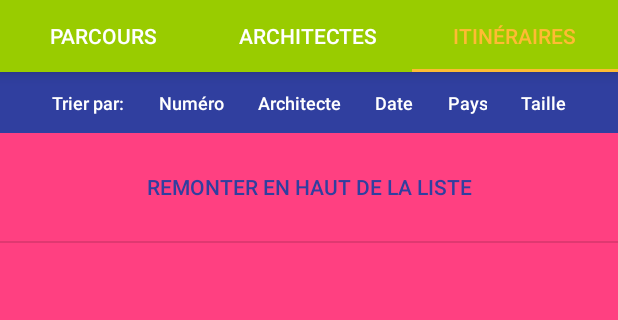
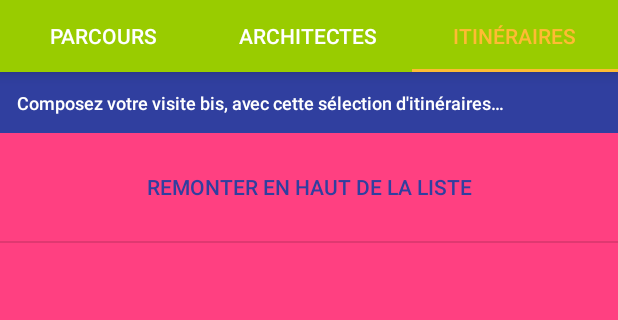
Before and after one commit to hberenger/globes, an Android app: the screen it shows after launch (HomeActivity), tab 3 chosen, on a phone screen of 412 x 824 dp, the part 84-404 px from its top. Run offline under Robolectric (Android 15) with nearby library versions, the phone set to English and light mode, and no system bars; our stand-ins replace ButterKnife; libraries missing offline, so code that uses them is left out: at.grabner.circleprogress, junit.framework; 11 statements that could not run were skipped.

Commit message:
Custom layout for the Routes fragment, with simplified header

```diff
--- a/app/src/main/java/com/bureau/nocomment/globes/fragment/RoutesFragment.java
+++ b/app/src/main/java/com/bureau/nocomment/globes/fragment/RoutesFragment.java
@@ -8,7 +8,6 @@ import android.view.LayoutInflater;
 import android.view.View;
 import android.view.ViewGroup;
 import android.widget.AdapterView;
-import android.widget.Button;
 import android.widget.ListView;
 
 import com.bureau.nocomment.globes.R;
@@ -33,22 +32,16 @@ public class RoutesFragment extends BaseFragment implements AdapterView.OnItemCl
         void onProjectSelected(Project p);
     }
 
-    @Bind(R.id.architects_list) ListView          mArchitectsList;
-    private                     ArchitectsAdapter mArchitectsAdapter;
-
-    @Bind(R.id.sort_by_name)    Button     mSortByName;
-    @Bind(R.id.sort_by_date)    Button     mSortByDate;
-    @Bind(R.id.sort_by_size)    Button     mSortBySize;
-    @Bind(R.id.sort_by_index)   Button     mSortByNumber;
-    @Bind(R.id.sort_by_country) Button     mSortByCountry;
+    @Bind(R.id.routes_list) ListView          mRouteList;
+    private                 ArchitectsAdapter mArchitectsAdapter;
 
     private ProjectSelectedObserver mProjectSelectedObserver;
 
     @Nullable
     @Override
     public View onCreateView(LayoutInflater inflater, @Nullable ViewGroup container, @Nullable Bundle savedInstanceState) {
-        final ViewGroup rootView = (ViewGroup)inflater.inflate(R.layout.fragment_architects, container, false);
-        ListView listView = (ListView) rootView.findViewById(R.id.architects_list);
+        final ViewGroup rootView = (ViewGroup)inflater.inflate(R.layout.fragment_routes, container, false);
+        ListView listView = (ListView) rootView.findViewById(R.id.routes_list);
 
         View footer = LayoutInflater.from(getContext()).inflate(R.layout.view_list_go_top_footer, listView, false);
         listView.addFooterView(footer);
@@ -107,35 +100,6 @@ public class RoutesFragment extends BaseFragment implements AdapterView.OnItemCl
         }
     }
 
-    @OnClick(R.id.sort_by_name)
-    void onSortByName() {
-        updateSortDirection(R.id.sort_by_name);
-        mArchitectsAdapter.sort(mArchitectsAdapter.getNameComparator(mInverseSort));
-    }
-
-    @OnClick(R.id.sort_by_size)
-    void onSortBySize() {
-        updateSortDirection(R.id.sort_by_size);
-        mArchitectsAdapter.sort(mArchitectsAdapter.getSizeComparator(mInverseSort));
-    }
-
-    @OnClick(R.id.sort_by_country)
-    void onSortByCountry() {
-        updateSortDirection(R.id.sort_by_country);
-        mArchitectsAdapter.sort(mArchitectsAdapter.getCountryComparator(mInverseSort));
-    }
-
-    @OnClick(R.id.sort_by_index)
-    void onSortByNumber() {
-        updateSortDirection(R.id.sort_by_index);
-        mArchitectsAdapter.sort(mArchitectsAdapter.getNumberComparator(mInverseSort));
-    }
-
-    @OnClick(R.id.sort_by_date)
-    void onSortByDate() {
-        updateSortDirection(R.id.sort_by_date);
-        mArchitectsAdapter.sort(mArchitectsAdapter.getDateComparator(mInverseSort));
-    }
 
     private void updateSortDirection(int tappedFieldId) {
         if (mLastSortField == tappedFieldId) {
@@ -147,6 +111,6 @@ public class RoutesFragment extends BaseFragment implements AdapterView.OnItemCl
     }
 
     private void goTop() {
-        mArchitectsList.smoothScrollToPositionFromTop(0, 0);
+        mRouteList.smoothScrollToPositionFromTop(0, 0);
     }
 }
--- /dev/null
+++ b/app/src/main/res/layout/fragment_routes.xml
@@ -0,0 +1,40 @@
+<?xml version="1.0" encoding="utf-8"?>
+<android.support.constraint.ConstraintLayout
+    xmlns:android="http://schemas.android.com/apk/res/android"
+    xmlns:app="http://schemas.android.com/apk/res-auto"
+    xmlns:tools="http://schemas.android.com/tools"
+    android:layout_width="match_parent"
+    android:layout_height="match_parent">
+
+    <LinearLayout
+        android:id="@+id/list_header"
+        android:orientation="horizontal"
+        android:layout_width="0dp"
+        android:layout_height="wrap_content"
+        app:layout_constraintTop_toTopOf="parent"
+        app:layout_constraintLeft_toLeftOf="parent"
+        app:layout_constraintRight_toRightOf="parent"
+        android:background="@color/colorPrimaryDark"
+        android:gravity="left">
+
+        <TextView
+            android:layout_width="wrap_content"
+            android:layout_height="match_parent"
+            android:text="@string/routes_header"
+            android:enabled="false"
+            android:gravity="left"
+            style="@style/SortLabels"/>
+
+    </LinearLayout>
+
+    <ListView
+        android:id="@+id/routes_list"
+        android:layout_width="0dp"
+        android:layout_height="0dp"
+        app:layout_constraintLeft_toLeftOf="parent"
+        app:layout_constraintRight_toRightOf="parent"
+        app:layout_constraintBottom_toBottomOf="parent"
+        app:layout_constraintTop_toBottomOf="@+id/list_header"
+        android:dividerHeight="1dp" />
+
+</android.support.constraint.ConstraintLayout>
--- a/app/src/main/res/values/strings.xml
+++ b/app/src/main/res/values/strings.xml
@@ -24,4 +24,5 @@
     <string name="number">Numéro</string>
     <string name="sort_by">Trier par:</string>
     <string name="recherche">recherche</string>
+    <string name="routes_header">Composez votre visite &quot;bis&quot;, avec cette sélection d\'itinéraires…</string>
 </resources>
```
Also changed, not shown: 1 other file.
